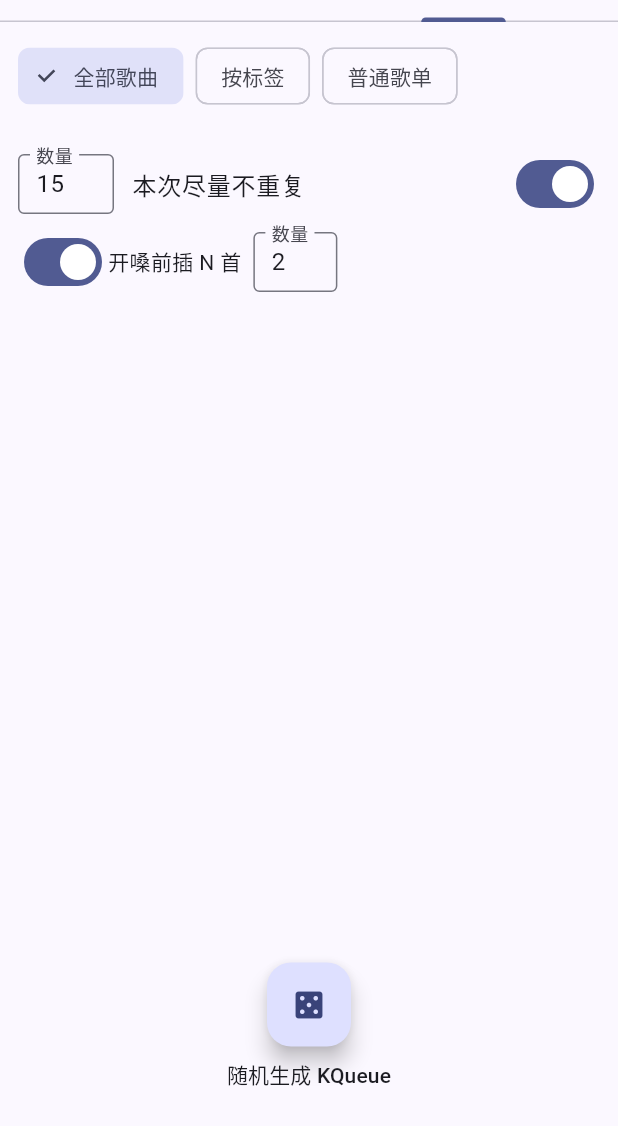
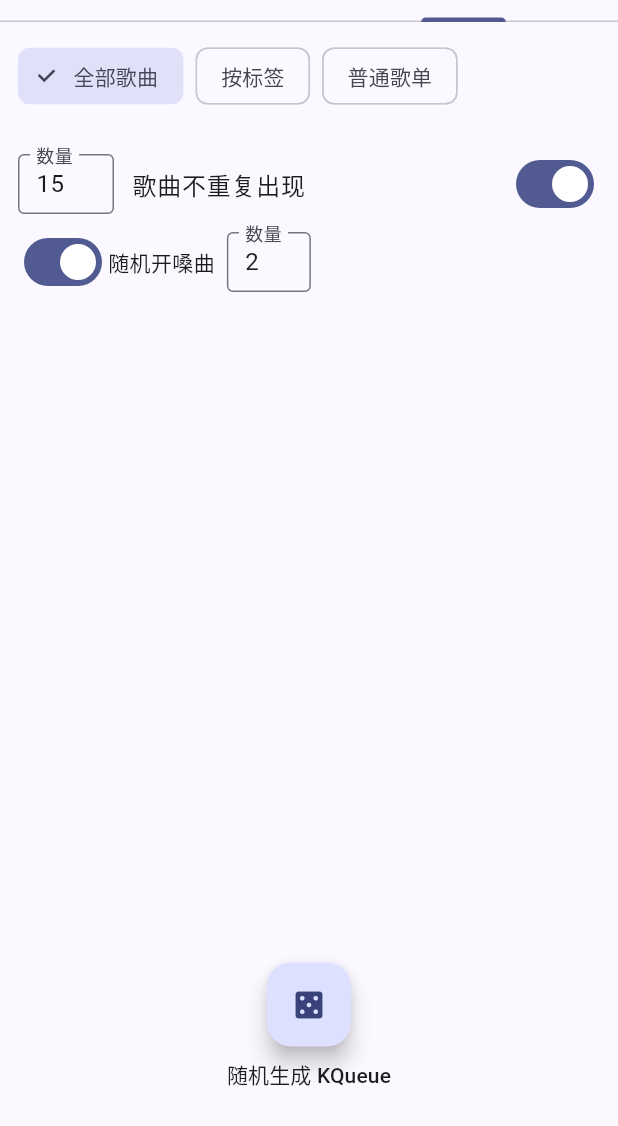
Before and after one commit to fjxcv/SingList, a Flutter app: the GeneratorPage screen opened directly, tab 2 chosen, on a phone screen of 412 x 824 dp, the part 110-1236 px from its top. Run offline on Flutter 3.47's test engine with Material 3 defaults, Android fonts, the phone set to English and light mode, and no system bars; our stand-ins replace drift, flutter_riverpod, share_plus; accounts and stored records are empty; generated files the repository leaves out were written again.

Commit message:
改进3.0

```diff
--- a/lib/ui/pages/random_queue_page.dart
+++ b/lib/ui/pages/random_queue_page.dart
@@ -87,7 +87,7 @@ class RandomQueuePage extends ConsumerWidget {
                     Expanded(
                       child: SwitchListTile(
                         contentPadding: EdgeInsets.zero,
-                        title: const Text('本次尽量不重复'),
+                        title: const Text('歌曲不重复出现'),
                         value: state.avoidRepeat,
                         onChanged: notifier.updateAvoidRepeat,
                       ),
@@ -100,7 +100,7 @@ class RandomQueuePage extends ConsumerWidget {
                       value: state.warmupEnabled,
                       onChanged: notifier.updateWarmupEnabled,
                     ),
-                    const Text('开嗓前插 N 首'),
+                    const Text('随机开嗓曲'),
                     const SizedBox(width: 8),
                     SizedBox(
                       width: 56,
--- a/lib/ui/pages/simple_playlist_page.dart
+++ b/lib/ui/pages/simple_playlist_page.dart
@@ -49,7 +49,7 @@ class _SimplePlaylistPageState extends ConsumerState<SimplePlaylistPage> {
                       FilledButton.tonal(
                         onPressed:
                             selectedSongIds.isEmpty ? null : () => _confirmBatchDelete(context, repo),
-                        child: const Text('批量删除'),
+                        child: const Text('删除'),
                       ),
                       Text('${selectedSongIds.length} 已选'),
                       TextButton(
--- a/lib/ui/pages/songs_page.dart
+++ b/lib/ui/pages/songs_page.dart
@@ -82,7 +82,7 @@ class _SongsPageState extends ConsumerState<SongsPage> {
                                   minimumSize: const Size(0, 32),
                                   padding: const EdgeInsets.symmetric(horizontal: 12),
                                 ),
-                                child: const Text('批量加标签'),
+                                child: const Text('加标签'),
                               ),
                               FilledButton.tonal(
                                 onPressed: selectedIds.isEmpty
```
